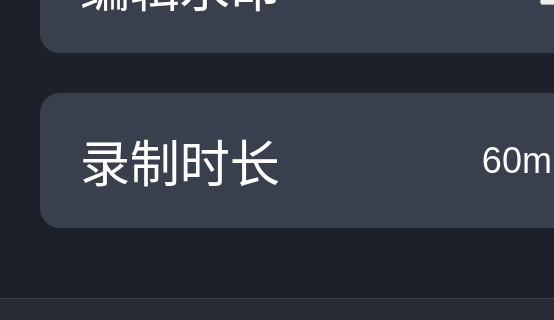
This is widgets/usersetwidget.ui in wyc15002105071/Recorder as Qt 5 draws it before an edit; both pictures show x 0 to 554 and y 302 to 622 of the 1280 by 720 pixel window. The edited form follows.
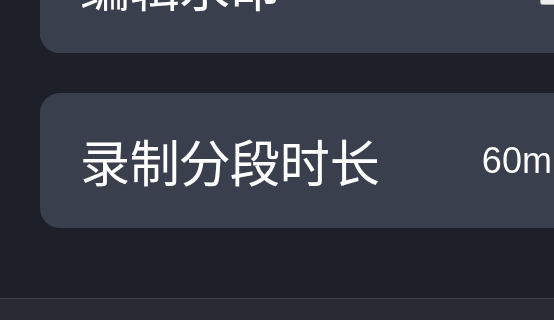
This is the edited form. Icons and pictures are not drawn.

```diff
--- a/widgets/usersetwidget.ui
+++ b/widgets/usersetwidget.ui
@@ -275,7 +275,7 @@
           <item>
            <widget class="QLabel" name="lb_title_time">
             <property name="text">
-             <string>录制时长</string>
+             <string>录制分段时长</string>
             </property>
            </widget>
           </item>
```
